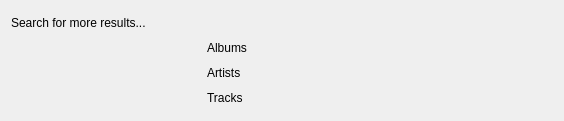
The window that code/MiamPlayer/searchdialog.ui (MBach/Miam-Player) describes before a commit, drawn with Qt 5.
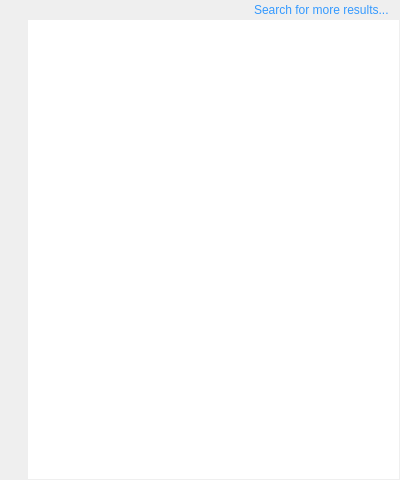
The same window after the commit. Icons and pictures are not drawn.

Commit message:
New search dialog
Work in progress

Patch:
```diff
--- a/code/MiamPlayer/searchdialog.ui
+++ b/code/MiamPlayer/searchdialog.ui
@@ -6,41 +6,82 @@
    <rect>
     <x>0</x>
     <y>0</y>
-    <width>564</width>
-    <height>121</height>
+    <width>400</width>
+    <height>480</height>
    </rect>
   </property>
   <property name="windowTitle">
    <string>Form</string>
   </property>
-  <layout class="QGridLayout" name="gridLayout_2">
-   <item row="1" column="0">
-    <layout class="QHBoxLayout" name="horizontalLayout_2">
+  <layout class="QVBoxLayout" name="verticalLayout_4">
+   <property name="spacing">
+    <number>0</number>
+   </property>
+   <property name="leftMargin">
+    <number>0</number>
+   </property>
+   <property name="topMargin">
+    <number>0</number>
+   </property>
+   <property name="rightMargin">
+    <number>1</number>
+   </property>
+   <property name="bottomMargin">
+    <number>1</number>
+   </property>
+   <item>
+    <layout class="QHBoxLayout" name="horizontalLayout_4">
+     <property name="rightMargin">
+      <number>10</number>
+     </property>
      <item>
-      <widget class="QLabel" name="label_3">
+      <spacer name="horizontalSpacer">
+       <property name="orientation">
+        <enum>Qt::Horizontal</enum>
+       </property>
+       <property name="sizeHint" stdset="0">
+        <size>
+         <width>40</width>
+         <height>20</height>
+        </size>
+       </property>
+      </spacer>
+     </item>
+     <item>
+      <widget class="QLabel" name="iconSearchMore">
        <property name="sizePolicy">
         <sizepolicy hsizetype="Fixed" vsizetype="Fixed">
          <horstretch>0</horstretch>
          <verstretch>0</verstretch>
         </sizepolicy>
        </property>
-       <property name="minimumSize">
-        <size>
-         <width>100</width>
-         <height>0</height>
-        </size>
-       </property>
        <property name="maximumSize">
         <size>
-         <width>150</width>
-         <height>16777215</height>
+         <width>24</width>
+         <height>24</height>
         </size>
+       </property>
+       <property name="pixmap">
+        <pixmap resource="mp.qrc">:/icons/search</pixmap>
+       </property>
+       <property name="scaledContents">
+        <bool>true</bool>
+       </property>
+      </widget>
+     </item>
+     <item>
+      <widget class="QLabel" name="labelSearchMore">
+       <property name="sizePolicy">
+        <sizepolicy hsizetype="Fixed" vsizetype="Fixed">
+         <horstretch>0</horstretch>
+         <verstretch>0</verstretch>
+        </sizepolicy>
        </property>
        <property name="text">
-        <string>Albums</string>
+        <string>&lt;a href=&quot;#&quot; style=&quot;text-decoration: none; color:#3399FF;&quot;&gt;Search for more results...&lt;/a&gt;</string>
        </property>
-       <property name="alignment">
-        <set>Qt::AlignLeading|Qt::AlignLeft|Qt::AlignTop</set>
+       <property name="margin">
+        <number>4</number>
        </property>
       </widget>
      </item>
@@ -49,68 +90,151 @@
      </item>
     </layout>
    </item>
-   <item row="2" column="0">
+   <item>
     <layout class="QHBoxLayout" name="horizontalLayout">
+     <property name="spacing">
+      <number>0</number>
+     </property>
      <item>
-      <widget class="QLabel" name="label_2">
-       <property name="sizePolicy">
-        <sizepolicy hsizetype="Fixed" vsizetype="Fixed">
-         <horstretch>0</horstretch>
-         <verstretch>0</verstretch>
-        </sizepolicy>
+      <layout class="QVBoxLayout" name="verticalLayout_2">
+       <property name="spacing">
+        <number>0</number>
        </property>
-       <property name="minimumSize">
-        <size>
-         <width>100</width>
-         <height>0</height>
-        </size>
+       <property name="leftMargin">
+        <number>4</number>
        </property>
-       <property name="maximumSize">
-        <size>
-         <width>150</width>
-         <height>16777215</height>
-        </size>
+       <property name="rightMargin">
+        <number>4</number>
        </property>
-       <property name="text">
-        <string>Artists</string>
+       <item>
+        <widget class="QLabel" name="labelArtists">
+         <property name="pixmap">
+          <pixmap resource="mp.qrc">:/icons/artist</pixmap>
+         </property>
+        </widget>
+       </item>
+       <item>
+        <spacer name="verticalSpacer_2">
+         <property name="orientation">
+          <enum>Qt::Vertical</enum>
+         </property>
+         <property name="sizeHint" stdset="0">
+          <size>
+           <width>20</width>
+           <height>40</height>
+          </size>
+         </property>
+        </spacer>
+       </item>
+      </layout>
+     </item>
+     <item>
+      <widget class="QListWidget" name="artists">
+       <property name="frameShape">
+        <enum>QFrame::NoFrame</enum>
        </property>
-       <property name="alignment">
-        <set>Qt::AlignLeading|Qt::AlignLeft|Qt::AlignTop</set>
+       <property name="verticalScrollBarPolicy">
+        <enum>Qt::ScrollBarAlwaysOff</enum>
        </property>
       </widget>
      </item>
+    </layout>
+   </item>
+   <item>
+    <layout class="QHBoxLayout" name="horizontalLayout_2">
+     <property name="spacing">
+      <number>0</number>
+     </property>
      <item>
-      <layout class="QVBoxLayout" name="verticalLayout_2"/>
+      <layout class="QVBoxLayout" name="verticalLayout_3">
+       <property name="spacing">
+        <number>0</number>
+       </property>
+       <property name="leftMargin">
+        <number>4</number>
+       </property>
+       <property name="rightMargin">
+        <number>4</number>
+       </property>
+       <item>
+        <widget class="QLabel" name="label">
+         <property name="pixmap">
+          <pixmap resource="mp.qrc">:/icons/album</pixmap>
+         </property>
+        </widget>
+       </item>
+       <item>
+        <spacer name="verticalSpacer_3">
+         <property name="orientation">
+          <enum>Qt::Vertical</enum>
+         </property>
+         <property name="sizeHint" stdset="0">
+          <size>
+           <width>20</width>
+           <height>40</height>
+          </size>
+         </property>
+        </spacer>
+       </item>
+      </layout>
      </item>
+     <item>
+      <widget class="QListWidget" name="albums">
+       <property name="frameShape">
+        <enum>QFrame::NoFrame</enum>
+       </property>
+       <property name="verticalScrollBarPolicy">
+        <enum>Qt::ScrollBarAlwaysOff</enum>
+       </property>
+      </widget>
+     </item>
     </layout>
    </item>
-   <item row="3" column="0">
+   <item>
     <layout class="QHBoxLayout" name="horizontalLayout_3">
+     <property name="spacing">
+      <number>0</number>
+     </property>
      <item>
-      <widget class="QLabel" name="label_4">
-       <property name="sizePolicy">
-        <sizepolicy hsizetype="Fixed" vsizetype="Fixed">
-         <horstretch>0</horstretch>
-         <verstretch>0</verstretch>
-        </sizepolicy>
+      <layout class="QVBoxLayout" name="verticalLayout">
+       <property name="spacing">
+        <number>0</number>
        </property>
-       <property name="minimumSize">
-        <size>
-         <width>100</width>
-         <height>0</height>
-        </size>
+       <property name="leftMargin">
+        <number>4</number>
        </property>
-       <property name="maximumSize">
-        <size>
-         <width>150</width>
-         <height>16777215</height>
-        </size>
+       <property name="rightMargin">
+        <number>4</number>
        </property>
-       <property name="text">
-        <string>Tracks</string>
+       <item>
+        <widget class="QLabel" name="labelTracks">
+         <property name="pixmap">
+          <pixmap resource="mp.qrc">:/icons/track</pixmap>
+         </property>
+        </widget>
+       </item>
+       <item>
+        <spacer name="verticalSpacer">
+         <property name="orientation">
+          <enum>Qt::Vertical</enum>
+         </property>
+         <property name="sizeHint" stdset="0">
+          <size>
+           <width>20</width>
+           <height>40</height>
+          </size>
+         </property>
+        </spacer>
+       </item>
+      </layout>
+     </item>
+     <item>
+      <widget class="QListWidget" name="tracks">
+       <property name="frameShape">
+        <enum>QFrame::NoFrame</enum>
        </property>
-       <property name="alignment">
-        <set>Qt::AlignLeading|Qt::AlignLeft|Qt::AlignTop</set>
+       <property name="verticalScrollBarPolicy">
+        <enum>Qt::ScrollBarAlwaysOff</enum>
        </property>
       </widget>
      </item>
@@ -119,19 +243,6 @@
      </item>
     </layout>
    </item>
-   <item row="0" column="0">
-    <widget class="QLabel" name="label">
-     <property name="sizePolicy">
-      <sizepolicy hsizetype="Preferred" vsizetype="Fixed">
-       <horstretch>0</horstretch>
-       <verstretch>0</verstretch>
-      </sizepolicy>
-     </property>
-     <property name="text">
-      <string>Search for more results...</string>
-     </property>
-    </widget>
-   </item>
   </layout>
  </widget>
  <resources/>
```
Left out of the diff: 10 changed lines with no effect on the pictures. The commit also changes 8 other files.
